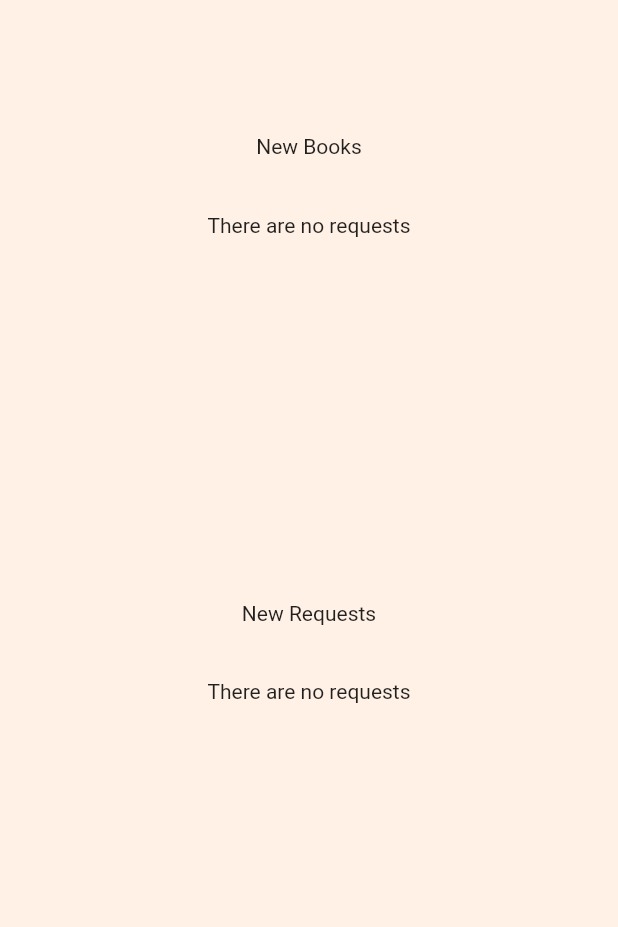
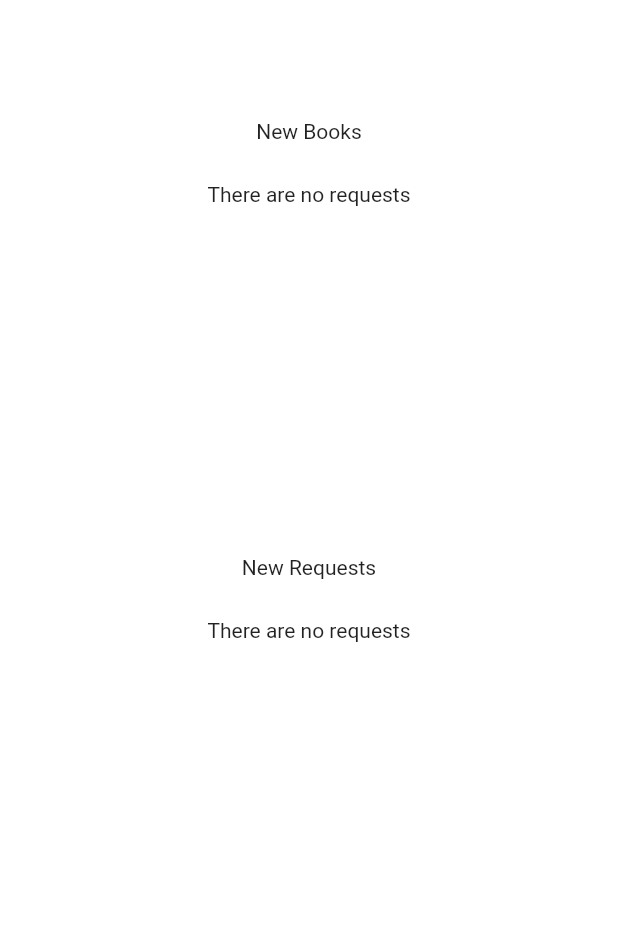
Before and after one commit to Sourav9063/uBookSharing, a Flutter app: the MainPage screen opened directly, on a phone screen of 412 x 824 dp, the part 309-1236 px from its top. Run offline on Flutter 3.47's test engine with Material 2 defaults, Android fonts, the phone set to English and light mode, and no system bars; drawn by our look-alikes of flare_flutter; our stand-ins replace cloud_firestore, dropdown_search, firebase_auth, firebase_core, firebase_storage, flutter_spinkit and 7 more; missing offline and left inert: hawk_fab_menu; accounts and stored records are empty.

Commit message:
color not fixed!!

```diff
--- a/lib/Components/CompoundWidgets.dart
+++ b/lib/Components/CompoundWidgets.dart
@@ -88,7 +88,7 @@ class BookCard extends StatelessWidget {
                 height: width * .753,
                 width: width * .753,
                 decoration: BoxDecoration(
-                  color: Color(0xFFffffff),
+                  color: Color(0xFFe8a76f),
                   boxShadow: [
                     BoxShadow(
                       offset: Offset(3, 3),
--- a/lib/Screens/mainPage.dart
+++ b/lib/Screens/mainPage.dart
@@ -58,7 +58,7 @@ class _MainPageState extends State<MainPage> {
   @override
   Widget build(BuildContext context) {
     return Scaffold(
-      backgroundColor: Color(0xfffff1e6),
+      backgroundColor: Color(0xffffffff),
       // floatingActionButton: AnimatedOpacity(
       //   duration: Duration(milliseconds: 400),
       //   opacity: favVis ? 1 : 0,
@@ -243,7 +243,7 @@ class _MainPageState extends State<MainPage> {
                       ),
                     ),
                     SizedBox(
-                      height: CommonThings.size.width * .40,
+                      height: CommonThings.size.width * .50,
                       child: StreamBuilder(
                         stream: GetBookData.getRecentBookStream(20, 'Requests'),
                         builder: (context, AsyncSnapshot<QuerySnapshot> snp) {
@@ -262,7 +262,7 @@ class _MainPageState extends State<MainPage> {
                                 bookcard.add(Padding(
                                   padding: const EdgeInsets.all(5.0),
                                   child: BookCard(
-                                    width: CommonThings.size.width * .40,
+                                    width: CommonThings.size.width * .50,
                                     bookData: bookData,
                                   ),
                                 ));
@@ -360,7 +360,6 @@ class _MainPageState extends State<MainPage> {
 //         }),
 //   ),
 
-
 // child: Hero(
 //   tag: 'Book',
 //   child: Image.asset(
```
Lines whose indentation alone changed are shown as unchanged.
